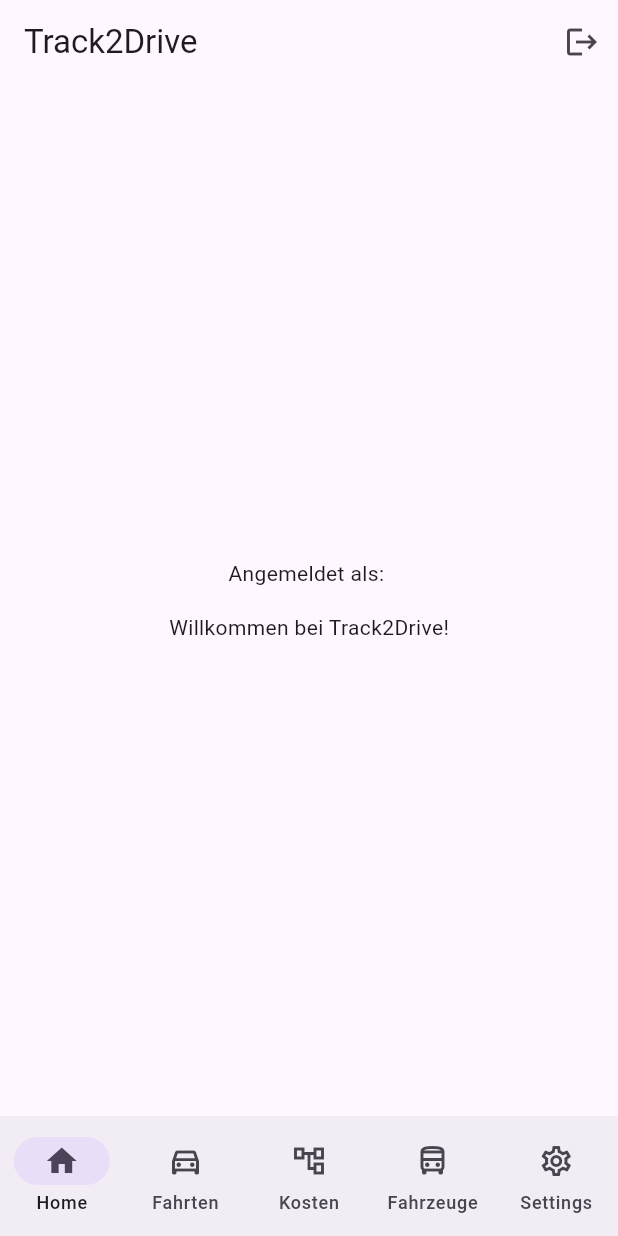
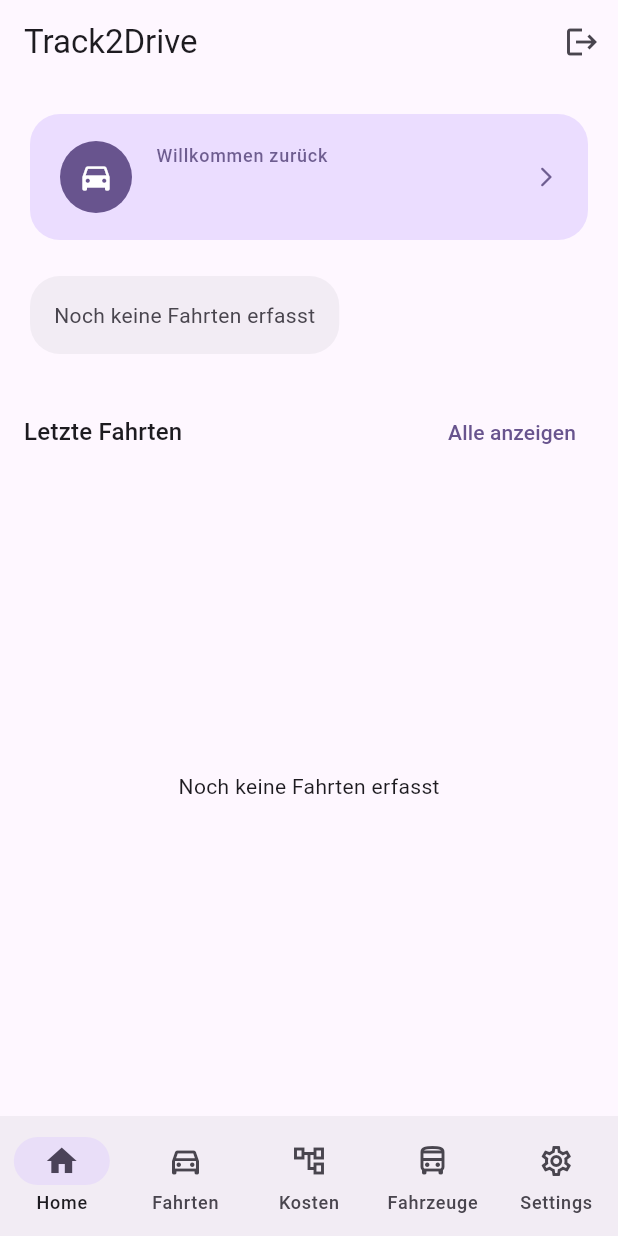
Before and after one commit to verita-tech/track2drive, a Flutter app: the screen it shows once a user with an empty profile is signed in, on a phone screen of 412 x 824 dp. Run offline on Flutter 3.47's test engine with Material 3 defaults, Android fonts, the phone set to English and light mode, and no system bars; our stand-ins replace cloud_firestore, equatable, firebase_auth, firebase_core, flutter_bloc, flutter_slidable; accounts and stored records are empty.

Commit message:
Adding home page

```diff
--- a/lib/features/home/presentation/pages/home_page.dart
+++ b/lib/features/home/presentation/pages/home_page.dart
@@ -2,10 +2,12 @@
 import 'package:flutter_bloc/flutter_bloc.dart';
 import 'package:track2drive/features/auth/domain/entities/user_entity.dart';
 import 'package:track2drive/features/auth/presentation/bloc/auth_bloc.dart';
+import 'package:track2drive/features/home/presentation/widgets/home_header.dart';
+import 'package:track2drive/features/home/presentation/widgets/home_recent_trips.dart';
+import 'package:track2drive/features/home/presentation/widgets/home_trip_summary_card.dart';
 import 'package:track2drive/features/trips/presentation/bloc/trip_bloc.dart';
 import 'package:track2drive/features/trips/presentation/pages/trip_list_page.dart';
 
-// Trip-Usecases importieren
 import 'package:track2drive/features/trips/domain/usecases/create_trip_usecase.dart';
 import 'package:track2drive/features/trips/domain/usecases/update_trip_usecase.dart';
 import 'package:track2drive/features/trips/domain/usecases/delete_trip_usecase.dart';
@@ -22,7 +24,7 @@
 class _HomePageState extends State<HomePage> {
   @override
   Widget build(BuildContext context) {
-    final email = widget.user.email ?? 'Unbekannt';
+    final email = widget.user.email;
 
     return BlocProvider(
       create: (context) => TripBloc(
@@ -51,7 +53,13 @@
   @override
   Widget build(BuildContext context) {
     final pages = <Widget>[
-      _HomeDashboard(email: widget.email),
+      HomeDashboard(
+        // ohne Unterstrich, siehe Klasse unten
+        email: widget.email,
+        onShowAllTrips: () {
+          setState(() => _selectedIndex = 1);
+        },
+      ),
       const TripListPage(),
       const Center(child: Text('Kostenstellenverwaltung (coming soon)')),
       const Center(child: Text('Fahrzeugverwaltung (coming soon)')),
@@ -108,19 +116,28 @@
   }
 }
 
-class _HomeDashboard extends StatelessWidget {
-  const _HomeDashboard({required this.email});
+class HomeDashboard extends StatelessWidget {
+  const HomeDashboard({
+    super.key,
+    required this.email,
+    required this.onShowAllTrips,
+  });
+
   final String email;
+  final VoidCallback onShowAllTrips;
 
   @override
   Widget build(BuildContext context) {
-    return Center(
+    return Padding(
+      padding: const EdgeInsets.all(16),
       child: Column(
-        mainAxisAlignment: MainAxisAlignment.center,
+        crossAxisAlignment: CrossAxisAlignment.start,
         children: [
-          Text('Angemeldet als: $email'),
+          HomeHeader(email: email),
           const SizedBox(height: 16),
-          const Text('Willkommen bei Track2Drive!'),
+          const HomeTripSummaryCard(),
+          const SizedBox(height: 24),
+          Expanded(child: HomeRecentTrips(onShowAll: onShowAllTrips)),
         ],
       ),
     );
--- /dev/null
+++ b/lib/features/home/presentation/widgets/home_header.dart
@@ -0,0 +1,67 @@
+import 'package:flutter/material.dart';
+
+class HomeHeader extends StatelessWidget {
+  const HomeHeader({super.key, required this.email});
+
+  final String email;
+
+  @override
+  Widget build(BuildContext context) {
+    final theme = Theme.of(context);
+
+    return Card(
+      elevation: 0,
+      color: theme.colorScheme.primaryContainer,
+      shape: RoundedRectangleBorder(borderRadius: BorderRadius.circular(20)),
+      child: Padding(
+        padding: const EdgeInsets.symmetric(horizontal: 20, vertical: 18),
+        child: Row(
+          children: [
+            CircleAvatar(
+              radius: 24,
+              backgroundColor: theme.colorScheme.primary,
+              child: Icon(
+                Icons.directions_car,
+                color: theme.colorScheme.onPrimary,
+              ),
+            ),
+            const SizedBox(width: 16),
+            Expanded(
+              child: Column(
+                crossAxisAlignment: CrossAxisAlignment.start,
+                children: [
+                  Text(
+                    'Willkommen zurück',
+                    style: theme.textTheme.labelMedium?.copyWith(
+                      color: theme.colorScheme.onPrimaryContainer.withValues(
+                        alpha: 0.8,
+                      ),
+                    ),
+                  ),
+                  const SizedBox(height: 4),
+                  Text(
+                    email,
+                    maxLines: 1,
+                    overflow: TextOverflow.ellipsis,
+                    style: theme.textTheme.titleMedium?.copyWith(
+                      color: theme.colorScheme.onPrimaryContainer,
+                      fontWeight: FontWeight.w600,
+                    ),
+                  ),
+                ],
+              ),
+            ),
+            const SizedBox(width: 8),
+            Icon(
+              Icons.arrow_forward_ios_rounded,
+              size: 16,
+              color: theme.colorScheme.onPrimaryContainer.withValues(
+                alpha: 0.8,
+              ),
+            ),
+          ],
+        ),
+      ),
+    );
+  }
+}
--- /dev/null
+++ b/lib/features/home/presentation/widgets/home_recent_trips.dart
@@ -0,0 +1,57 @@
+import 'package:flutter/material.dart';
+import 'package:flutter_bloc/flutter_bloc.dart';
+import 'package:track2drive/features/trips/presentation/bloc/trip_bloc.dart';
+import 'package:track2drive/features/trips/presentation/widgets/trip_list_item.dart';
+
+class HomeRecentTrips extends StatelessWidget {
+  const HomeRecentTrips({super.key, required this.onShowAll});
+
+  final VoidCallback onShowAll;
+
+  @override
+  Widget build(BuildContext context) {
+    final theme = Theme.of(context);
+
+    return Column(
+      crossAxisAlignment: CrossAxisAlignment.start,
+      children: [
+        Row(
+          mainAxisAlignment: MainAxisAlignment.spaceBetween,
+          children: [
+            Text('Letzte Fahrten', style: theme.textTheme.titleMedium),
+            TextButton(
+              onPressed: onShowAll,
+              child: const Text('Alle anzeigen'),
+            ),
+          ],
+        ),
+        const SizedBox(height: 8),
+        Expanded(
+          child: BlocBuilder<TripBloc, TripState>(
+            builder: (context, state) {
+              if (state.status == TripStatus.loading ||
+                  state.status == TripStatus.initial) {
+                return const Center(child: CircularProgressIndicator());
+              }
+
+              if (state.trips.isEmpty) {
+                return const Center(child: Text('Noch keine Fahrten erfasst'));
+              }
+
+              final lastTrips = state.trips.take(3).toList();
+
+              return ListView.separated(
+                itemCount: lastTrips.length,
+                separatorBuilder: (_, _) => const Divider(height: 0),
+                itemBuilder: (context, index) {
+                  final trip = lastTrips[index];
+                  return TripListItem(trip: trip);
+                },
+              );
+            },
+          ),
+        ),
+      ],
+    );
+  }
+}
--- /dev/null
+++ b/lib/features/home/presentation/widgets/home_trip_summary_card.dart
@@ -0,0 +1,108 @@
+import 'package:flutter/material.dart';
+import 'package:flutter_bloc/flutter_bloc.dart';
+import 'package:track2drive/features/trips/presentation/bloc/trip_bloc.dart';
+
+class HomeTripSummaryCard extends StatelessWidget {
+  const HomeTripSummaryCard({super.key});
+
+  @override
+  Widget build(BuildContext context) {
+    final theme = Theme.of(context);
+
+    return BlocBuilder<TripBloc, TripState>(
+      builder: (context, state) {
+        if (state.trips.isEmpty) {
+          return Card(
+            elevation: 0,
+            color: theme.colorScheme.surfaceContainer,
+            shape: RoundedRectangleBorder(
+              borderRadius: BorderRadius.circular(20),
+            ),
+            child: Padding(
+              padding: const EdgeInsets.all(16),
+              child: Text(
+                'Noch keine Fahrten erfasst',
+                style: theme.textTheme.bodyMedium?.copyWith(
+                  color: theme.colorScheme.onSurfaceVariant,
+                ),
+              ),
+            ),
+          );
+        }
+
+        final totalTrips = state.trips.length;
+        final totalKm = state.trips.fold<double>(
+          0,
+          (sum, t) => sum + t.distanceKm,
+        );
+
+        return Card(
+          elevation: 0,
+          color: theme.colorScheme.secondaryContainer,
+          shape: RoundedRectangleBorder(
+            borderRadius: BorderRadius.circular(20),
+          ),
+          child: Padding(
+            padding: const EdgeInsets.symmetric(horizontal: 20, vertical: 18),
+            child: Row(
+              children: [
+                Icon(
+                  Icons.insights_rounded,
+                  color: theme.colorScheme.onSecondaryContainer,
+                  size: 28,
+                ),
+                const SizedBox(width: 16),
+                Expanded(
+                  child: Row(
+                    mainAxisAlignment: MainAxisAlignment.spaceBetween,
+                    children: [
+                      _StatTile(label: 'Fahrten', value: '$totalTrips'),
+                      _StatTile(
+                        label: 'Kilometer',
+                        value: '${totalKm.toStringAsFixed(1)} km',
+                      ),
+                    ],
+                  ),
+                ),
+              ],
+            ),
+          ),
+        );
+      },
+    );
+  }
+}
+
+class _StatTile extends StatelessWidget {
+  const _StatTile({required this.label, required this.value});
+
+  final String label;
+  final String value;
+
+  @override
+  Widget build(BuildContext context) {
+    final theme = Theme.of(context);
+
+    return Column(
+      crossAxisAlignment: CrossAxisAlignment.start,
+      children: [
+        Text(
+          label,
+          style: theme.textTheme.labelMedium?.copyWith(
+            color: theme.colorScheme.onSecondaryContainer.withValues(
+              alpha: 0.8,
+            ),
+          ),
+        ),
+        const SizedBox(height: 4),
+        Text(
+          value,
+          style: theme.textTheme.titleMedium?.copyWith(
+            fontWeight: FontWeight.w600,
+            color: theme.colorScheme.onSecondaryContainer,
+          ),
+        ),
+      ],
+    );
+  }
+}
--- a/pubspec.yaml
+++ b/pubspec.yaml
@@ -17,6 +17,7 @@
   intl: ^0.20.2
   flutter_bloc: ^9.1.1
   equatable: ^2.0.7
+  flutter_slidable: ^4.0.3
 
 dev_dependencies:
   flutter_test:
```
Also changed, not shown: lib/features/trips/presentation/pages/trip_list_page.dart (+24 -8 lines), lib/features/trips/presentation/widgets/trip_list_item.dart (+31 -10 lines), lib/features/trips/presentation/pages/edit_trip_page.dart (deleted).
